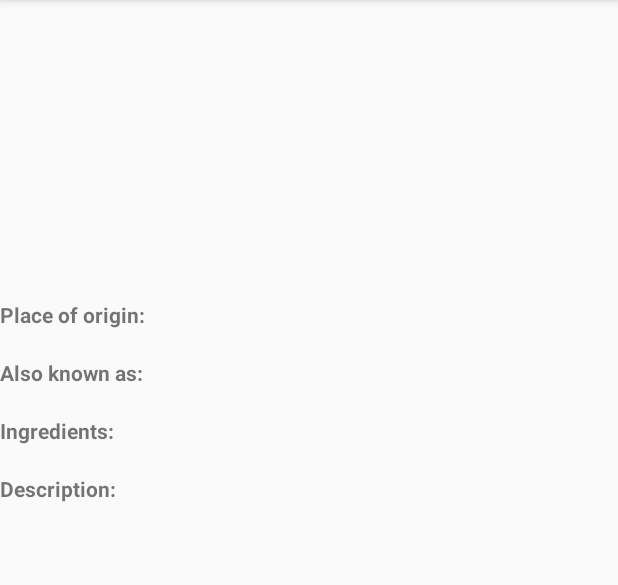
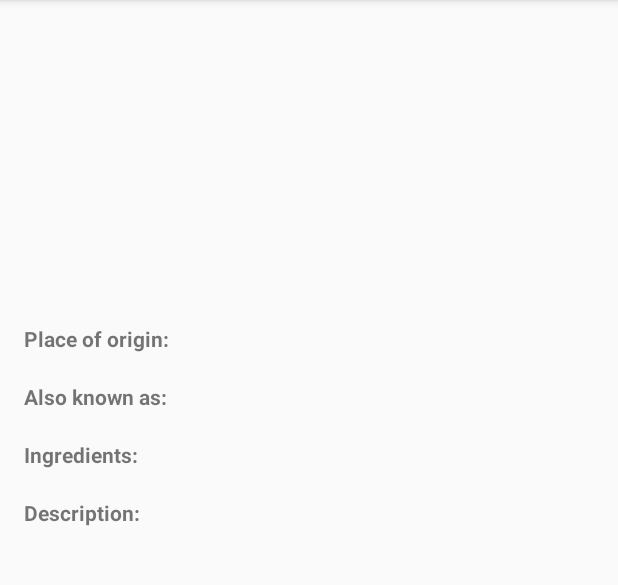
Before and after one commit to maliameer/Sandwich-Club, an Android app: the DetailActivity screen opened directly, with no data from a screen before it, on a phone screen of 412 x 824 dp, the part 84-669 px from its top. Run offline under Robolectric (Android 15) with nearby library versions, the phone set to English and light mode, and no system bars; our stand-ins replace Picasso; 1 statement that could not run was skipped.

Commit message:
Changes as per Review# 2.

```diff
--- a/sandwich-club-starter-code-master/app/src/main/res/layout/activity_detail.xml
+++ b/sandwich-club-starter-code-master/app/src/main/res/layout/activity_detail.xml
@@ -1,10 +1,16 @@
 <?xml version="1.0" encoding="utf-8"?>
-<LinearLayout xmlns:android="http://schemas.android.com/apk/res/android"
+<ScrollView xmlns:android="http://schemas.android.com/apk/res/android"
     xmlns:tools="http://schemas.android.com/tools"
     android:layout_width="match_parent"
     android:layout_height="match_parent"
+    tools:context="com.udacity.sandwichclub.DetailActivity">
+
+    <LinearLayout
+        android:layout_width="match_parent"
+        android:layout_height="match_parent"
         android:orientation="vertical"
-    tools:context="com.udacity.sandwichclub.DetailActivity">
+        android:layout_marginHorizontal="@dimen/activity_horizontal_margin"
+        android:layout_marginVertical="@dimen/activity_vertical_margin">
 
         <ImageView
             android:id="@+id/image_iv"
@@ -20,16 +26,10 @@
             android:text="@string/detail_place_of_origin_label"
             android:textStyle="bold" />
 
-    <ScrollView
-        android:layout_height="wrap_content"
-        android:layout_width="match_parent">
-
         <TextView
                 android:id="@+id/origin_tv"
                 android:layout_width="wrap_content"
                 android:layout_height="wrap_content" />
-
-    </ScrollView>
 
         <TextView
                 android:layout_width="wrap_content"
@@ -37,16 +37,10 @@
                 android:text="@string/detail_also_known_as_label"
                 android:textStyle="bold" />
 
-    <ScrollView
-        android:layout_height="wrap_content"
-        android:layout_width="match_parent">
-
         <TextView
             android:id="@+id/also_known_tv"
             android:layout_width="wrap_content"
             android:layout_height="wrap_content" />
-
-    </ScrollView>
 
         <TextView
                 android:layout_width="wrap_content"
@@ -54,16 +48,10 @@
                 android:text="@string/detail_ingredients_label"
                 android:textStyle="bold" />
 
-    <ScrollView
-        android:layout_height="wrap_content"
-        android:layout_width="match_parent">
-
         <TextView
             android:id="@+id/ingredients_tv"
             android:layout_width="wrap_content"
             android:layout_height="wrap_content" />
-
-    </ScrollView>
 
         <TextView
                 android:layout_width="wrap_content"
@@ -71,15 +59,11 @@
                 android:text="@string/detail_description_label"
                 android:textStyle="bold" />
 
-    <ScrollView
-        android:layout_height="wrap_content"
-        android:layout_width="match_parent">
-
         <TextView
                 android:id="@+id/description_tv"
                 android:layout_width="wrap_content"
                 android:layout_height="wrap_content" />
 
+    </LinearLayout>
+
 </ScrollView>
-
-</LinearLayout>
```
Also changed, not shown: sandwich-club-starter-code-master/app/src/main/java/com/udacity/sandwichclub/DetailActivity.java (+3 -10 lines), sandwich-club-starter-code-master/app/src/main/java/com/udacity/sandwichclub/utils/JsonUtils.java (+29 -71 lines). Lines whose indentation alone changed are shown as unchanged.
